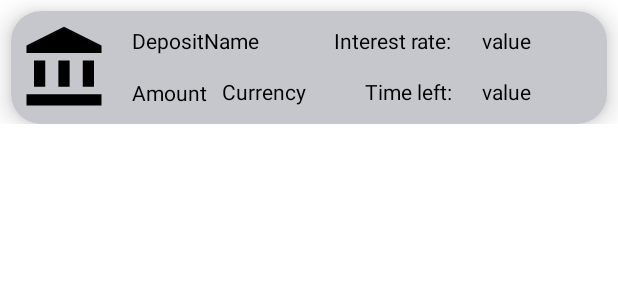
After one commit to bogdanpopa01/Mobile-Banking-Application, an Android app: the layout row_deposit_design.xml on its own in the app's theme, with its tools: preview values and no code run, on a phone screen of 412 x 824 dp. The commit adds this screen. Shown: the top 300 px of the screen. Run offline under Robolectric (Android 15) with nearby library versions, the phone set to English and light mode, and no system bars.

```diff
--- a/app/build.gradle
+++ b/app/build.gradle
@@ -41,4 +41,5 @@ dependencies {
     testImplementation 'junit:junit:4.13.2'
     androidTestImplementation 'androidx.test.ext:junit:1.1.5'
     androidTestImplementation 'androidx.test.espresso:espresso-core:3.5.1'
+    implementation 'de.hdodenhof:circleimageview:3.1.0'
 }
--- a/app/src/main/java/com/example/mobilebankingapplication/enums/TransactionType.java
+++ b/app/src/main/java/com/example/mobilebankingapplication/enums/TransactionType.java
@@ -1,4 +1,5 @@
 package com.example.mobilebankingapplication.enums;
 
 public enum TransactionType {
+    MARE
 }
--- /dev/null
+++ b/app/src/main/res/drawable/baseline_deposit_24.xml
@@ -0,0 +1,9 @@
+<vector android:height="24dp" android:tint="#000000"
+    android:viewportHeight="24" android:viewportWidth="24"
+    android:width="24dp" xmlns:android="http://schemas.android.com/apk/res/android">
+    <path android:fillColor="@android:color/white" android:pathData="M4,10h3v7h-3z"/>
+    <path android:fillColor="@android:color/white" android:pathData="M10.5,10h3v7h-3z"/>
+    <path android:fillColor="@android:color/white" android:pathData="M2,19h20v3h-20z"/>
+    <path android:fillColor="@android:color/white" android:pathData="M17,10h3v7h-3z"/>
+    <path android:fillColor="@android:color/white" android:pathData="M12,1l-10,5l0,2l20,0l0,-2z"/>
+</vector>
--- /dev/null
+++ b/app/src/main/res/layout/row_deposit_design.xml
@@ -0,0 +1,117 @@
+<?xml version="1.0" encoding="utf-8"?>
+<androidx.constraintlayout.widget.ConstraintLayout xmlns:android="http://schemas.android.com/apk/res/android"
+    xmlns:app="http://schemas.android.com/apk/res-auto"
+    xmlns:tools="http://schemas.android.com/tools"
+    android:layout_width="match_parent"
+    android:layout_height="wrap_content"
+    android:backgroundTint="@color/material_dynamic_neutral80">
+
+    <androidx.cardview.widget.CardView
+        android:id="@+id/cardViewDeposit"
+        android:layout_width="match_parent"
+        android:layout_height="wrap_content"
+        android:layout_margin="7dp"
+        android:backgroundTint="@color/material_dynamic_neutral80"
+        app:cardCornerRadius="20dp"
+        app:cardElevation="10dp"
+        app:layout_constraintEnd_toEndOf="parent"
+        app:layout_constraintStart_toStartOf="parent"
+        app:layout_constraintTop_toTopOf="parent">
+
+        <androidx.constraintlayout.widget.ConstraintLayout
+            android:layout_width="match_parent"
+            android:layout_height="75dp">
+
+
+            <ImageView
+                android:id="@+id/imageViewDeposit"
+                android:layout_width="60dp"
+                android:layout_height="60dp"
+                android:layout_marginStart="5dp"
+                app:layout_constraintBottom_toBottomOf="parent"
+                app:layout_constraintStart_toStartOf="parent"
+                app:layout_constraintTop_toTopOf="parent"
+                app:layout_constraintVertical_bias="0.5"
+                app:srcCompat="@drawable/baseline_deposit_24" />
+
+            <TextView
+                android:id="@+id/tvDepositName"
+                android:layout_width="wrap_content"
+                android:layout_height="wrap_content"
+                android:layout_marginStart="15dp"
+                android:layout_marginTop="10dp"
+                android:text="DepositName"
+                android:textColor="@color/black"
+                app:layout_constraintStart_toEndOf="@+id/imageViewDeposit"
+                app:layout_constraintTop_toTopOf="parent" />
+
+            <TextView
+                android:id="@+id/tvDepositAmount"
+                android:layout_width="wrap_content"
+                android:layout_height="wrap_content"
+                android:layout_marginStart="15dp"
+                android:layout_marginTop="15dp"
+                android:layout_marginBottom="12dp"
+                android:text="Amount"
+                android:textColor="@color/black"
+                app:layout_constraintBottom_toBottomOf="parent"
+                app:layout_constraintStart_toEndOf="@+id/imageViewDeposit"
+                app:layout_constraintTop_toBottomOf="@+id/tvDepositName" />
+
+            <TextView
+                android:id="@+id/tvCurrency"
+                android:layout_width="wrap_content"
+                android:layout_height="wrap_content"
+                android:layout_marginStart="10dp"
+                android:layout_marginBottom="12dp"
+                android:text="Currency"
+                android:textColor="@color/black"
+                app:layout_constraintBottom_toBottomOf="parent"
+                app:layout_constraintStart_toEndOf="@+id/tvDepositAmount" />
+
+            <TextView
+                android:id="@+id/tvInterestRate"
+                android:layout_width="wrap_content"
+                android:layout_height="wrap_content"
+                android:layout_marginTop="10dp"
+                android:layout_marginEnd="103dp"
+                android:text="@string/tvInterestRate"
+                android:textColor="@color/black"
+                app:layout_constraintEnd_toEndOf="parent"
+                app:layout_constraintTop_toTopOf="parent" />
+
+            <TextView
+                android:id="@+id/tvInterestRateValue"
+                android:layout_width="wrap_content"
+                android:layout_height="wrap_content"
+                android:layout_marginStart="20dp"
+                android:layout_marginTop="10dp"
+                android:text="value"
+                android:textColor="@color/black"
+                app:layout_constraintStart_toEndOf="@+id/tvInterestRate"
+                app:layout_constraintTop_toTopOf="parent" />
+
+            <TextView
+                android:id="@+id/tvTimeLeft"
+                android:layout_width="wrap_content"
+                android:layout_height="wrap_content"
+                android:layout_marginEnd="103dp"
+                android:layout_marginBottom="12dp"
+                android:text="@string/tvTimeLeft"
+                android:textColor="@color/black"
+                app:layout_constraintBottom_toBottomOf="parent"
+                app:layout_constraintEnd_toEndOf="parent" />
+
+            <TextView
+                android:id="@+id/tvTimeLeftValue"
+                android:layout_width="wrap_content"
+                android:layout_height="wrap_content"
+                android:layout_marginStart="20dp"
+                android:layout_marginBottom="12dp"
+                android:text="value"
+                android:textColor="@color/black"
+                app:layout_constraintBottom_toBottomOf="parent"
+                app:layout_constraintStart_toEndOf="@+id/tvTimeLeft" />
+        </androidx.constraintlayout.widget.ConstraintLayout>
+    </androidx.cardview.widget.CardView>
+</androidx.constraintlayout.widget.ConstraintLayout>
--- a/app/src/main/res/values/strings.xml
+++ b/app/src/main/res/values/strings.xml
@@ -47,4 +47,8 @@
     <string name="btnCloseAddDepositFragment">Close</string>
     <string name="btnOpenDepositAddDepositFragment">Open deposit</string>
 
+    <!-- row_deposit_design -->
+    <string name="tvInterestRate">Interest rate:</string>
+    <string name="tvTimeLeft">Time left:</string>
+
 </resources>
```
Also changed, not shown: app/src/main/java/com/example/mobilebankingapplication/activities/HomePageActivity.java (+26 -21 lines), app/src/main/java/com/example/mobilebankingapplication/adapters/RecyclerViewAdapterDeposits.java (added, +64 -0 lines), app/src/main/java/com/example/mobilebankingapplication/adapters/RecyclerViewAdapterTransactions.java (added, +52 -0 lines), app/src/main/java/com/example/mobilebankingapplication/fragments/DepositsFragment.java (+22 -1 lines), app/src/main/java/com/example/mobilebankingapplication/fragments/TransactionsFragment.java (+28 -38 lines), app/src/main/res/layout/fragment_deposits.xml (+13 -4 lines), app/src/main/res/layout/fragment_transactions.xml (+11 -8 lines), app/src/main/res/layout/row_transaction_design.xml (added, +21 -0 lines).
